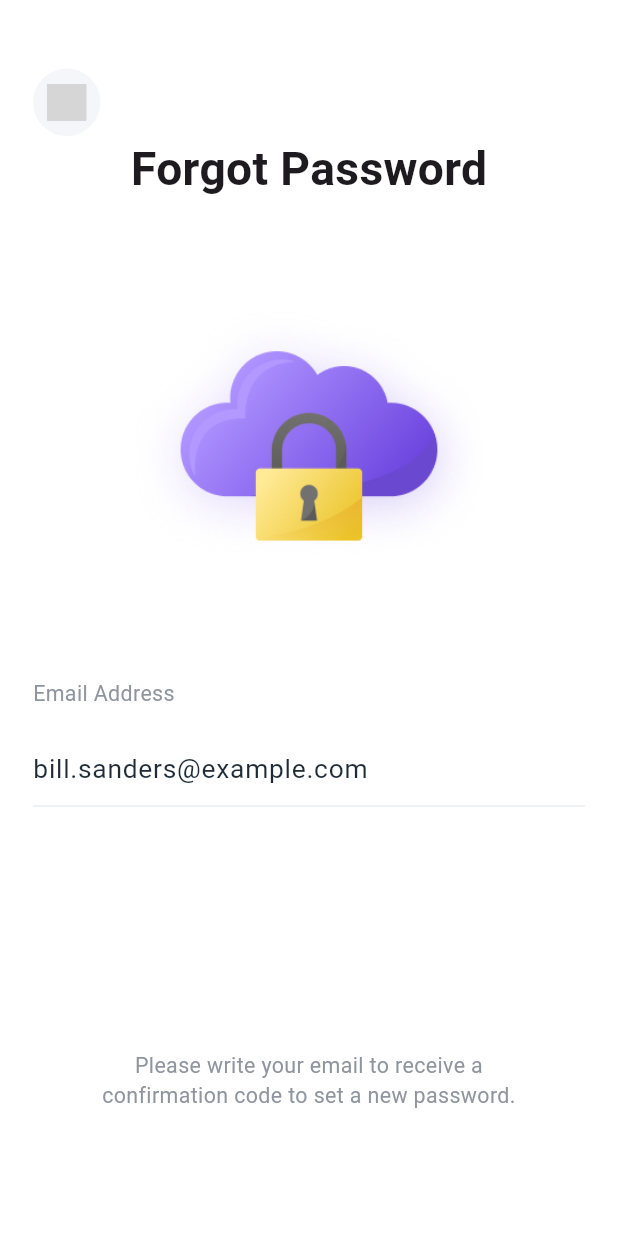
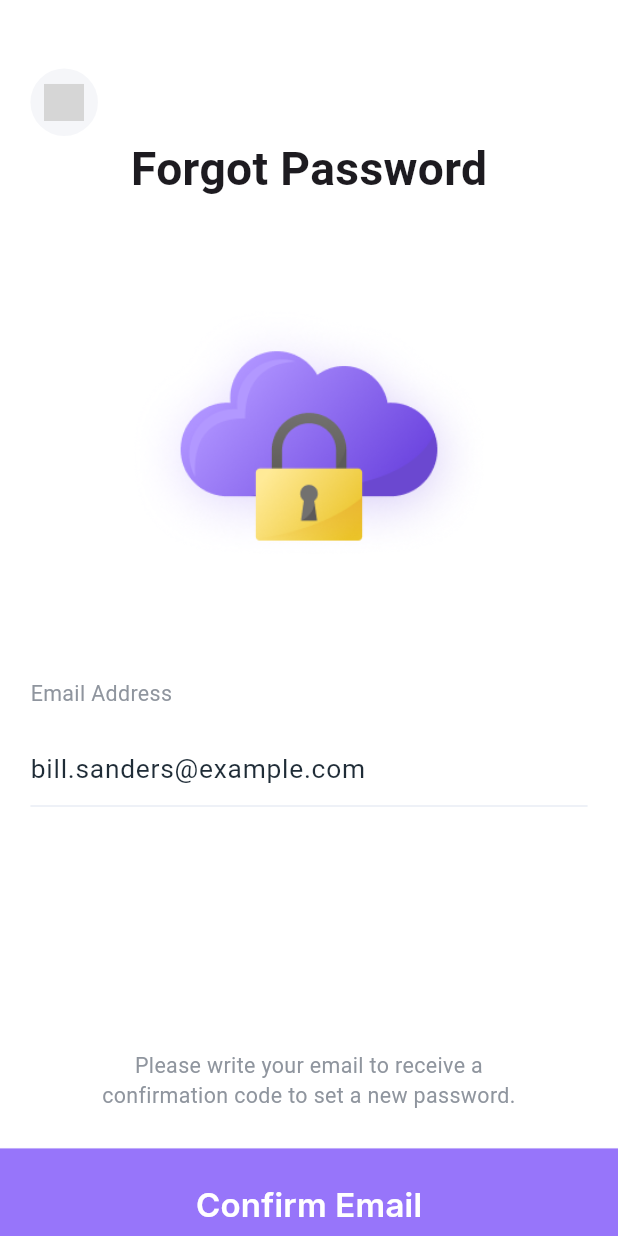
Before and after one commit to omar-alhallaq1/laza_ecommerce_app, a Flutter app: the ForgotPasswordScreen screen opened by its route, on a phone screen of 412 x 824 dp. Run offline on Flutter 3.47's test engine with Material 3 defaults, Android fonts, the light colour scheme and no system bars; our stand-ins replace flutter_screenutil, flutter_svg, gap, go_router, google_fonts, shimmer; grey boxes are pictures that could not be loaded.

Commit message:
feat: Add Verification Code Screen and integrate with Forgot Password flow

```diff
--- a/lib/core/auth/login_screen.dart
+++ b/lib/core/auth/login_screen.dart
@@ -183,7 +183,6 @@ class _LoginScreenState extends State<LoginScreen> {
                 ),
               ),
 
-              // ---------------- Sign Up Button (عرض كامل، خارج الـ Padding) ----------------
               PrimaryButtonwidget(
                 width: double.infinity,
                 height: 75.h,
--- a/lib/core/routing/app_routes.dart
+++ b/lib/core/routing/app_routes.dart
@@ -7,6 +7,7 @@ class AppRoutes {
   static const String homescreen = '/homescreen';
   static const String productdetailsScreen = '/productdetailsScreen';
   static const String passChangedScreen = '/PasswordChangedScreen';
+  static const String verificationcodeScreen = '/verificationcodeScreen';
   static const String ceatenewpasswordScreen = '/CreateNewPasswordScreen';
   static const String mainScreen = '/mainScreen';
   static const String adressScreen = '/adressScreen';
--- a/lib/core/routing/router_genretion_config.dart
+++ b/lib/core/routing/router_genretion_config.dart
@@ -6,6 +6,7 @@ import 'package:laza_ecommerce_app/core/features/onboarding_screen/onboarbing_sc
 import 'package:laza_ecommerce_app/core/features/started_screen/started_screen.dart';
 import 'package:laza_ecommerce_app/core/routing/app_routes.dart';
 import 'package:laza_ecommerce_app/core/verify_otp/forgot_password_screen.dart';
+import 'package:laza_ecommerce_app/core/verify_otp/verification_code_screen.dart';
 
 class RouterGanretionConfig {
   static GoRouter goRouter = GoRouter(
@@ -42,10 +43,10 @@ class RouterGanretionConfig {
         builder: (context, state) => const ForgotPasswordScreen(),
       ),
       GoRoute(
-        name: AppRoutes.adressScreen,
-        path: AppRoutes.adressScreen,
+        name: AppRoutes.verificationcodeScreen,
+        path: AppRoutes.verificationcodeScreen,
 
-        builder: (context, state) => Container(),
+        builder: (context, state) => const VerificationCodeScreen(),
       ),
     ],
   );
--- a/lib/core/verify_otp/forgot_password_screen.dart
+++ b/lib/core/verify_otp/forgot_password_screen.dart
@@ -2,10 +2,14 @@ import 'package:flutter/material.dart';
 import 'package:flutter_screenutil/flutter_screenutil.dart';
 import 'package:flutter_svg/svg.dart';
 import 'package:gap/gap.dart';
+import 'package:laza_ecommerce_app/core/routing/app_routes.dart';
 import 'package:laza_ecommerce_app/core/styling/app_assets.dart';
+import 'package:laza_ecommerce_app/core/styling/app_colors.dart';
 import 'package:laza_ecommerce_app/core/styling/app_styles.dart';
 import 'package:laza_ecommerce_app/core/wedgets/custom_back_button_widget.dart';
 import 'package:laza_ecommerce_app/core/wedgets/custom_text_field.dart';
+import 'package:laza_ecommerce_app/core/wedgets/primary_button_wedgit.dart';
+import 'package:go_router/go_router.dart';
 
 class ForgotPasswordScreen extends StatefulWidget {
   const ForgotPasswordScreen({super.key});
@@ -22,15 +26,15 @@ class _ForgotPasswordScreenState extends State<ForgotPasswordScreen> {
   Widget build(BuildContext context) {
     return SafeArea(
       child: Scaffold(
-        body: Padding(
-          padding: EdgeInsets.symmetric(horizontal: 20.w),
+        body: Form(
+          key: formKey,
           child: SingleChildScrollView(
-            child: Form(
-              key: formKey,
-              child: Column(
-                crossAxisAlignment: CrossAxisAlignment.center,
-                children: [
-                  Column(
+            child: Column(
+              crossAxisAlignment: CrossAxisAlignment.center,
+              children: [
+                Padding(
+                  padding: const EdgeInsets.symmetric(horizontal: 20).r,
+                  child: Column(
                     mainAxisAlignment: MainAxisAlignment.center,
                     crossAxisAlignment: CrossAxisAlignment.start,
                     children: [
@@ -82,7 +86,6 @@ class _ForgotPasswordScreenState extends State<ForgotPasswordScreen> {
                       ),
                       Gap(160.h),
                       Center(
-                        // <-- هذا اللي هيجيب الـ SizedBox كله في نص الشاشة أفقياً
                         child: SizedBox(
                           width: 290.w,
                           child: Text(
@@ -94,8 +97,23 @@ class _ForgotPasswordScreenState extends State<ForgotPasswordScreen> {
                       ),
                     ],
                   ),
-                ],
-              ),
+                ),
+                Gap(25.h),
+                PrimaryButtonwidget(
+                  width: double.infinity,
+                  height: 75.h,
+                  borderradius: 0.r,
+                  fontsize: 20.sp,
+                  buttontext: "Confirm Email",
+                  buttoncolor: AppColors.primarycolor,
+                  textColor: AppColors.whitecolor,
+                  onpress: () {
+                    GoRouter.of(
+                      context,
+                    ).pushNamed(AppRoutes.verificationcodeScreen);
+                  },
+                ),
+              ],
             ),
           ),
         ),
```
Also changed, not shown: lib/core/verify_otp/verification_code_screen.dart (added, +190 -0 lines).
